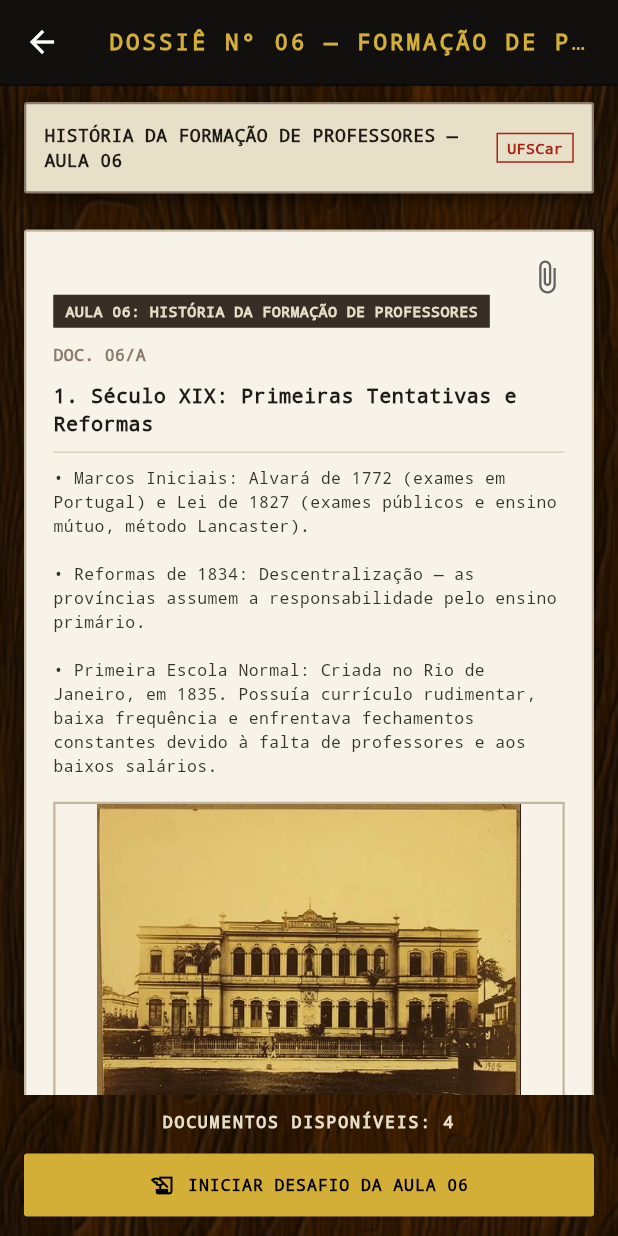
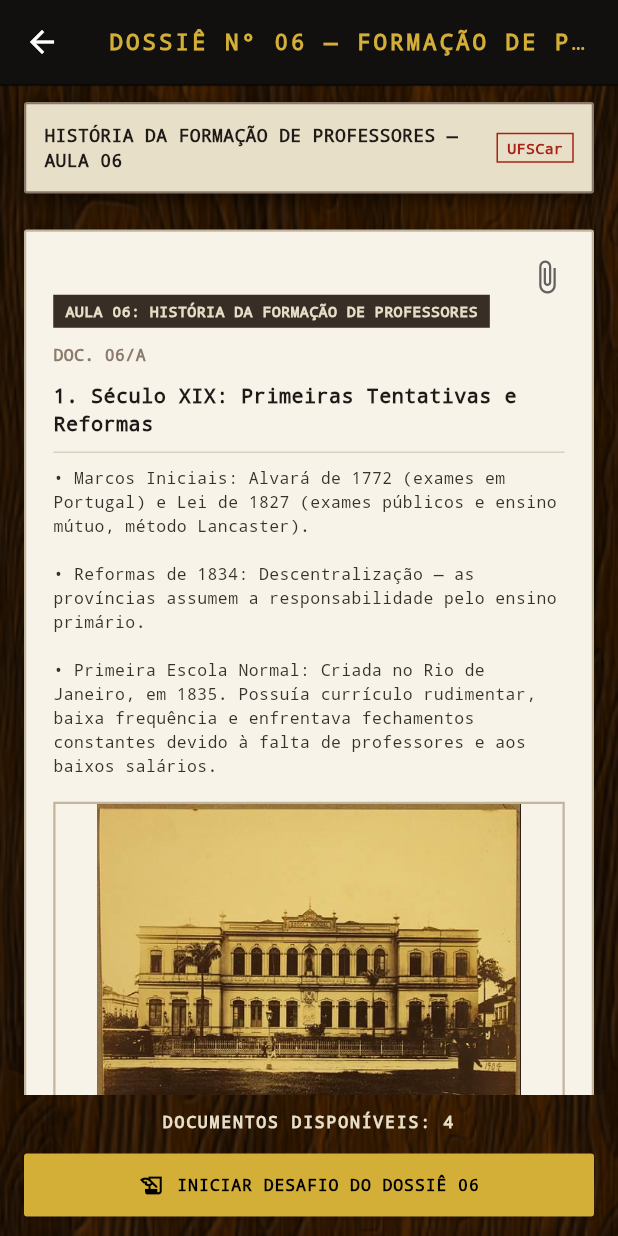
Before and after one commit to larissamoroni-lgtm/almanaque, a Flutter app: the Dossier06Screen screen opened directly, on a phone screen of 412 x 824 dp. Run offline on Flutter 3.47's test engine with Material 3 defaults, Android fonts, the phone set to English and light mode, and no system bars; our stand-ins replace audioplayers, shared_preferences; accounts and stored records are empty.

Commit message:
Atualiza Almanaque

```diff
--- a/lib/Screens/dossier_04.dart
+++ b/lib/Screens/dossier_04.dart
@@ -572,7 +572,7 @@ class _Dossier04ScreenState extends State<Dossier04Screen> {
                           size: 18,
                         ),
                         label: const Text(
-                          'INICIAR DESAFIO DO DOSSIÊ 03',
+                          'INICIAR DESAFIO DO DOSSIÊ 04',
                           textAlign: TextAlign.center,
                           style: TextStyle(
                             fontFamily: 'Courier',
--- a/lib/Screens/dossier_06.dart
+++ b/lib/Screens/dossier_06.dart
@@ -553,7 +553,7 @@ class _Dossier06ScreenState extends State<Dossier06Screen> {
                           size: 18,
                         ),
                         label: const Text(
-                          'INICIAR DESAFIO DA AULA 06',
+                          'INICIAR DESAFIO DO DOSSIÊ 06',
                           textAlign: TextAlign.center,
                           style: TextStyle(
                             fontFamily: 'Courier',
```
